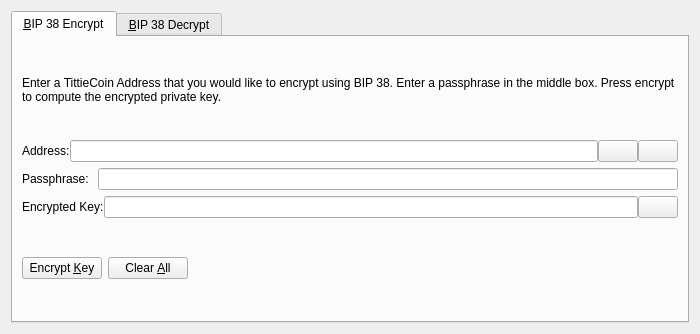
First picture: the form in src/qt/forms/bip38tooldialog.ui, repository Limitless-VIP/Limitless, before the edit.
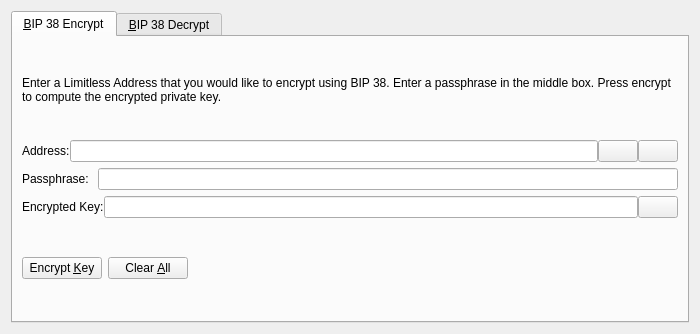
Second picture: the form after the edit. The open tabs and pages were chosen to show the change. Icons and pictures are not drawn. Custom widgets are drawn as their Qt base class.

The edit to the form file:
```diff
--- a/src/qt/forms/bip38tooldialog.ui
+++ b/src/qt/forms/bip38tooldialog.ui
@@ -30,7 +30,7 @@
        <item>
         <widget class="QLabel" name="infoLabel_ENC">
          <property name="text">
-          <string>Enter a TittieCoin Address that you would like to encrypt using BIP 38. Enter a passphrase in the middle box. Press encrypt to compute the encrypted private key.</string>
+          <string>Enter a Limitless Address that you would like to encrypt using BIP 38. Enter a passphrase in the middle box. Press encrypt to compute the encrypted private key.</string>
          </property>
          <property name="textFormat">
           <enum>Qt::PlainText</enum>
```
Left out of the diff: 24 changed lines with no effect on the pictures.
